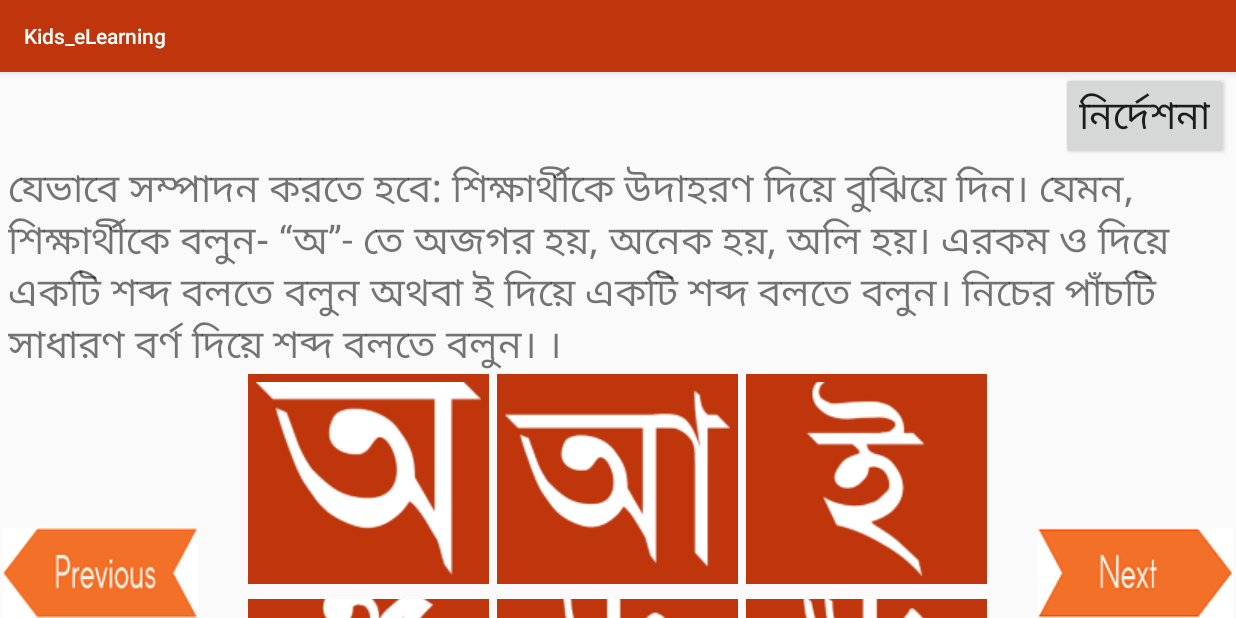
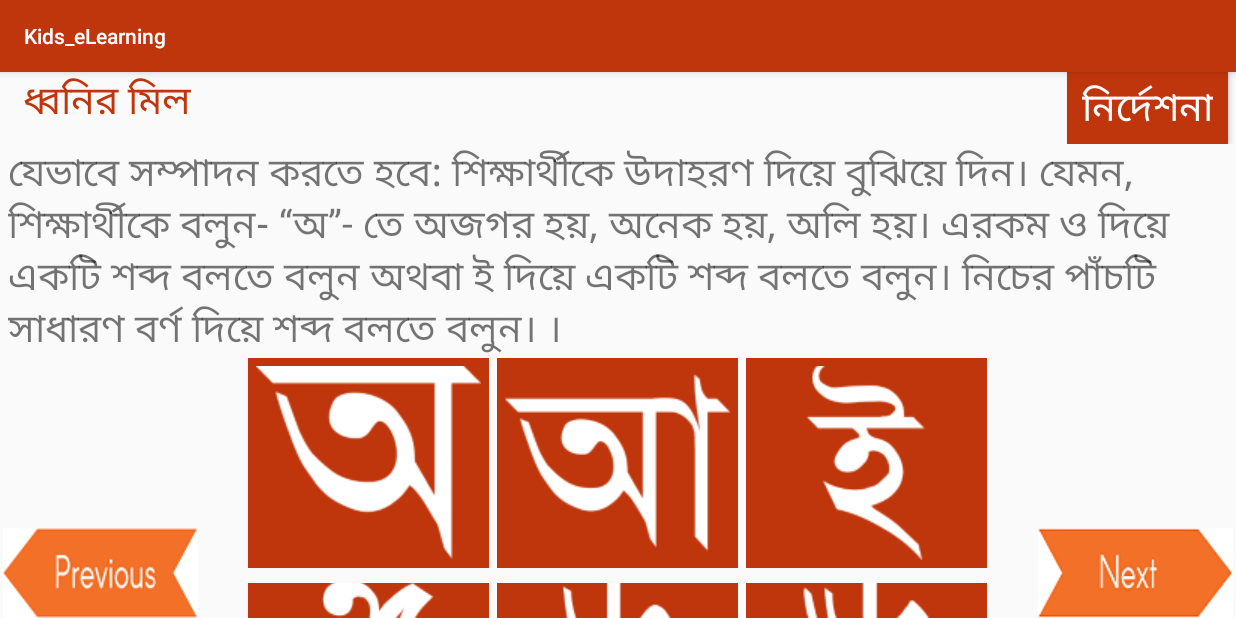
Before and after one commit to smasish/E_Learning, an Android app: the QuestionActivity screen opened directly, with no data from a screen before it, on a phone screen of 824 x 412 dp (held sideways). Run offline under Robolectric (Android 15) with nearby library versions, the phone set to English and light mode, and no system bars.

Commit message:
added bangla title array for all questions

```diff
--- a/app/src/main/res/layout/question_al.xml
+++ b/app/src/main/res/layout/question_al.xml
@@ -21,6 +21,10 @@
             android:layout_height="wrap_content"
             android:text="@string/borno"
             android:id="@+id/group1"
+
+            android:textColor="#bf360c"
+            android:paddingLeft="10dp"
+            android:paddingRight="10dp"
             android:textSize="26sp"
             android:layout_marginLeft="5dp"
             android:layout_alignParentLeft="true"
@@ -30,8 +34,12 @@
             android:layout_width="wrap_content"
             android:layout_height="wrap_content"
             android:text="@string/nirdeshona"
+            android:textColor="@color/white"
+            android:background="#bf360c"
             android:id="@+id/nirdeshona_id"
             android:textSize="26sp"
+            android:paddingLeft="10dp"
+            android:paddingRight="10dp"
             android:onClick="showbox"
             android:layout_marginRight="5dp"
             android:layout_alignParentRight="true"
--- a/app/src/main/res/values/strings.xml
+++ b/app/src/main/res/values/strings.xml
@@ -13,7 +13,7 @@
 
     <string name="btn_text1st">1st</string>
     <string name="nirdeshona"> নির্দেশনা</string>
-    <string name="borno"> </string>
+    <string name="borno"> ধ্বনির মিল</string>
     <string name="question">যেভাবে সম্পাদন করতে হবে: শিক্ষার্থীকে উদাহরণ দিয়ে বুঝিয়ে দিন। যেমন, শিক্ষার্থীকে বলুন- “অ”- তে অজগর হয়, অনেক হয়, অলি হয়। এরকম "ও" দিয়ে একটি শব্দ বলতে বলুন অথবা "ই" দিয়ে একটি শব্দ বলতে বলুন। নিচের  পাঁচটি সাধারণ বর্ণ দিয়ে শব্দ বলতে বলুন। </string>
 
 
```
